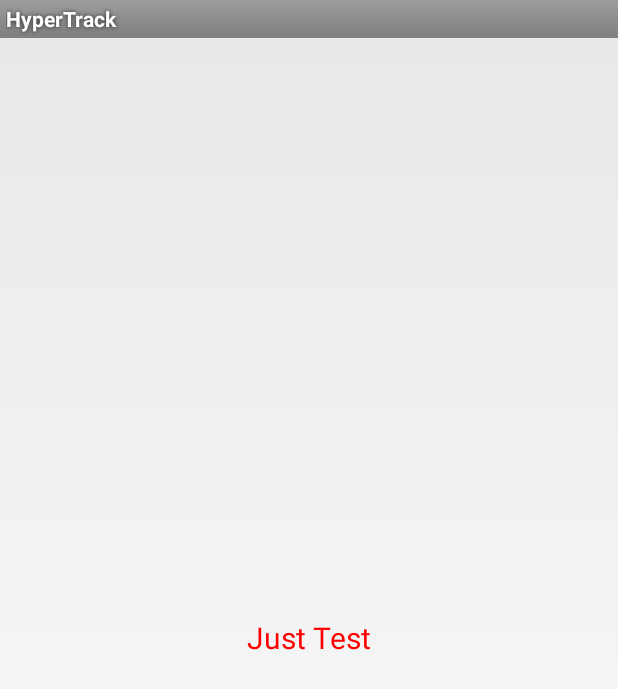
After one commit to EEVEEZ/JolJak, an Android app: the WebActivity screen opened directly, with no data from a screen before it, on a phone screen of 412 x 824 dp. The commit adds this screen. Shown: the top 689 px of the screen. Run offline under Robolectric (Android 15) with nearby library versions, the phone set to English and light mode, and no system bars.

Commit message:
last maybe...

```diff
--- a/Prj-Android/app/src/main/java/com/hyq/hm/hyperlandmark/CameraOverlap.java
+++ b/Prj-Android/app/src/main/java/com/hyq/hm/hyperlandmark/CameraOverlap.java
@@ -2,11 +2,8 @@ package com.hyq.hm.hyperlandmark;
 
 import android.content.Context;
 import android.content.res.Configuration;
-import android.graphics.Matrix;
 import android.graphics.SurfaceTexture;
 import android.hardware.Camera;
-import android.util.Log;
-import android.view.SurfaceHolder;
 
 import java.util.List;
 
@@ -90,7 +87,7 @@ public class CameraOverlap {
 
                 if (context.getResources().getConfiguration().orientation != Configuration.ORIENTATION_LANDSCAPE) {
                     parameters.set("orientation", "portrait");
-                    parameters.set("rotation", 90);
+                    parameters.set("rotation", 0);
 
                     int orientation = CameraFacing == Camera.CameraInfo.CAMERA_FACING_FRONT ? 360 - mCameraInfo.orientation : mCameraInfo.orientation;
                     mCamera.setDisplayOrientation(orientation);
--- a/Prj-Android/app/src/main/java/com/hyq/hm/hyperlandmark/GLPoints.java
+++ b/Prj-Android/app/src/main/java/com/hyq/hm/hyperlandmark/GLPoints.java
@@ -60,7 +60,7 @@ public class GLPoints {
         GLES20.glVertexAttribPointer(aPositionHandle, 2, GLES20.GL_FLOAT, false,
                 0, 0);
         GLES20.glBindBuffer(GLES20.GL_ARRAY_BUFFER, 0);
-        GLES20.glDrawArrays(GLES20.GL_POINTS, 0, 106);
+//        GLES20.glDrawArrays(GLES20.GL_POINTS, 0, 106);
     }
 
     public void release(){
--- /dev/null
+++ b/Prj-Android/app/src/main/java/com/hyq/hm/hyperlandmark/WebActivity.java
@@ -0,0 +1,21 @@
+package com.hyq.hm.hyperlandmark;
+
+import android.graphics.Color;
+import android.os.Bundle;
+import android.support.v7.app.AppCompatActivity;
+import android.widget.TextView;
+
+public class WebActivity extends AppCompatActivity {
+
+    @Override
+    protected void onCreate(Bundle savedInstanceState) {
+        super.onCreate(savedInstanceState);
+        setContentView(R.layout.content_web);
+
+        TextView textView = findViewById(R.id.testText);
+        textView.setText("Just Test");
+        textView.setTextColor(Color.parseColor("#FF0000"));
+        textView.setTextSize(20);
+    }
+
+}
--- a/Prj-Android/app/src/main/java/com/hyq/hm/hyperlandmark/jjWebsocket.java
+++ b/Prj-Android/app/src/main/java/com/hyq/hm/hyperlandmark/jjWebsocket.java
@@ -23,7 +23,7 @@ public class jjWebsocket extends AsyncTask<String, String, Long> {
         try{
             IO.Options options = new IO.Options();
             options.transports = new String[] {WebSocket.NAME};
-            mSocket = IO.socket("http://15.164.221.69:5000",options);
+            mSocket = IO.socket("http://54.180.122.119:5000",options);
         }
         catch (URISyntaxException e){
             Log.e("err",e.toString());
--- /dev/null
+++ b/Prj-Android/app/src/main/res/layout/content_web.xml
@@ -0,0 +1,21 @@
+<?xml version="1.0" encoding="utf-8"?>
+<android.support.constraint.ConstraintLayout xmlns:android="http://schemas.android.com/apk/res/android"
+    xmlns:app="http://schemas.android.com/apk/res-auto"
+    xmlns:tools="http://schemas.android.com/tools"
+    android:layout_width="match_parent"
+    android:layout_height="match_parent"
+    app:layout_behavior="@string/appbar_scrolling_view_behavior"
+    tools:context=".WebActivity"
+    tools:showIn="@layout/activity_web">
+
+    <TextView
+        android:id="@+id/testText"
+        android:layout_width="wrap_content"
+        android:layout_height="wrap_content"
+        android:text="TextView"
+        android:textSize="14sp"
+        app:layout_constraintBottom_toBottomOf="parent"
+        app:layout_constraintEnd_toEndOf="parent"
+        app:layout_constraintStart_toStartOf="parent"
+        app:layout_constraintTop_toTopOf="parent" />
+</android.support.constraint.ConstraintLayout>
--- a/Prj-Android/app/src/main/res/values/dimens.xml
+++ b/Prj-Android/app/src/main/res/values/dimens.xml
@@ -3,5 +3,6 @@
     <!-- Default screen margins, per the Android Design guidelines. -->
     <dimen name="activity_horizontal_margin">16dp</dimen>
     <dimen name="activity_vertical_margin">16dp</dimen>
+    <dimen name="fab_margin">16dp</dimen>
 
 </resources>
--- a/Prj-Android/app/src/main/res/values/strings.xml
+++ b/Prj-Android/app/src/main/res/values/strings.xml
@@ -3,5 +3,9 @@
 
     <string name="app_name">HyperTrack</string>
     <string name="action_settings">Settings</string>
+    <string name="title_activity_web">WebActivity</string>
+    <string name="capture">Capture</string>
+    <string name="count">Count</string>
+    <string name="web">Web</string>
 
 </resources>
--- a/Prj-Android/app/src/main/res/values/styles.xml
+++ b/Prj-Android/app/src/main/res/values/styles.xml
@@ -13,8 +13,8 @@
     </style>
 
     <!-- Application theme. -->
-    <style name="AppTheme" parent="AppBaseTheme">
-    </style>
+    <style name="AppTheme" parent="AppBaseTheme"></style>
+
     <style name="AppThemeNoActionBar" parent="Theme.AppCompat.Light.DarkActionBar">
         <!-- Customize your theme here. -->
         <item name="windowActionBar">false</item>
@@ -23,4 +23,13 @@
         <item name="colorPrimaryDark">@color/colorPrimaryDark</item>
         <item name="colorAccent">@color/colorAccent</item>
     </style>
+
+    <style name="AppTheme.NoActionBar">
+        <item name="windowActionBar">false</item>
+        <item name="windowNoTitle">true</item>
+    </style>
+
+    <style name="AppTheme.AppBarOverlay" parent="ThemeOverlay.AppCompat.Dark.ActionBar" />
+
+    <style name="AppTheme.PopupOverlay" parent="ThemeOverlay.AppCompat.Light" />
 </resources>
--- a/Prj-Android/gradle.properties
+++ b/Prj-Android/gradle.properties
@@ -15,3 +15,5 @@ org.gradle.jvmargs=-Xmx1536m
 # This option should only be used with decoupled projects. More details, visit
 # http://www.gradle.org/docs/current/userguide/multi_project_builds.html#sec:decoupled_projects
 # org.gradle.parallel=true
+
+android.useDeprecatedNdk=true
```
Also changed, not shown: Prj-Android/app/build.gradle (+10 -3 lines), Prj-Android/app/src/main/AndroidManifest.xml (+6 -2 lines), Prj-Android/app/src/main/java/com/hyq/hm/hyperlandmark/MainActivity.java (+16 -4 lines), Prj-Android/app/src/main/res/layout/activity_main.xml (+9 -2 lines), Prj-Android/app/src/main/res/layout/activity_web.xml (added, +15 -0 lines), gradle/wrapper/gradle-wrapper.properties (added), 6 other files. Lines whose indentation alone changed are shown as unchanged.
